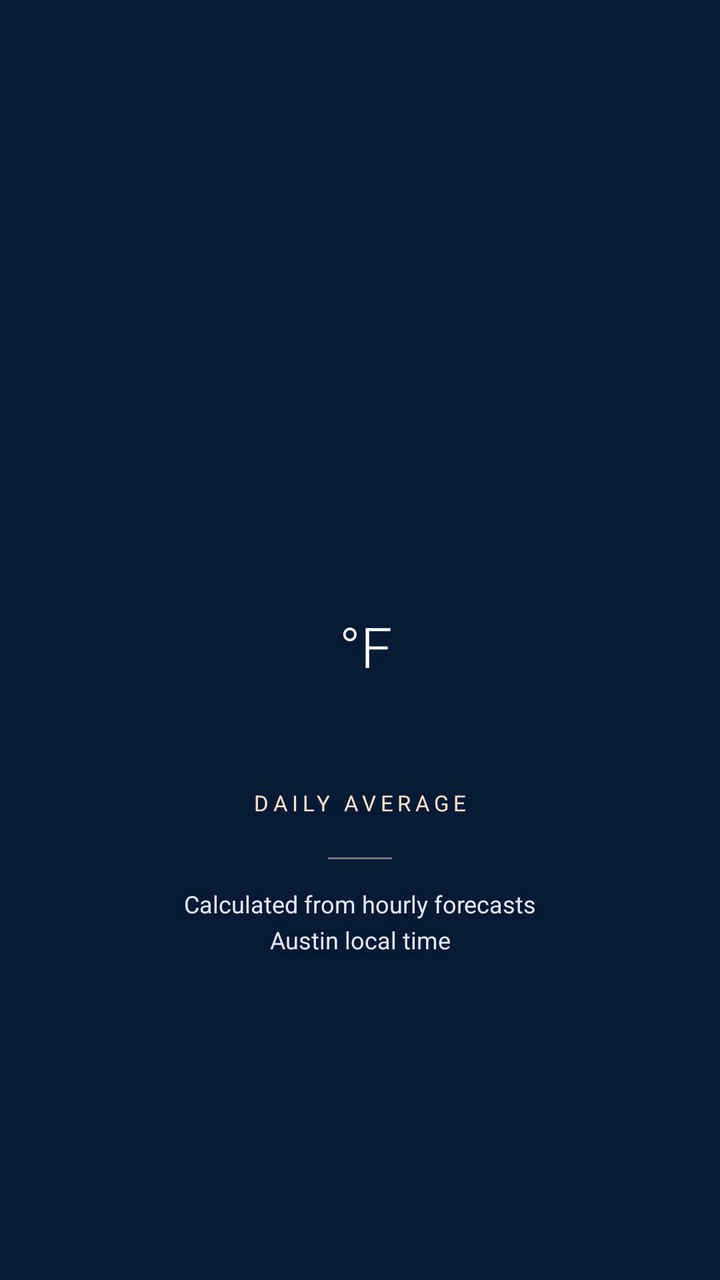
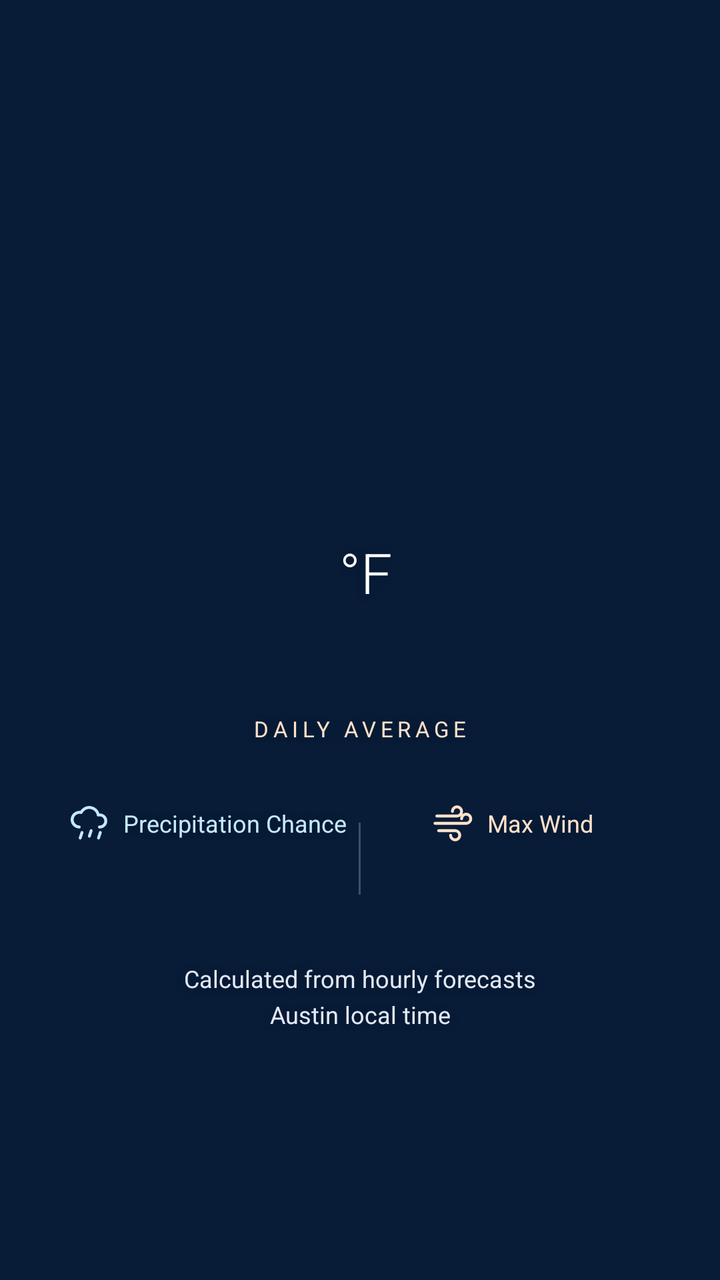

Compare the two renders of this Android layout. The source of the first and the diff that turns it into the second are given below.
<!-- AndroidManifest.xml: application theme Theme.WeatherOMeter -->
<!-- res/layout/item_daily_forecast.xml -->
<?xml version="1.0" encoding="utf-8"?>
<ScrollView xmlns:android="http://schemas.android.com/apk/res/android"
    android:layout_width="match_parent" android:layout_height="match_parent"
    android:background="@android:color/transparent"
    android:fillViewport="true" android:scrollbars="none" android:overScrollMode="never">
    <LinearLayout android:layout_width="match_parent" android:layout_height="wrap_content"
        android:orientation="vertical" android:gravity="center"
        android:padding="@dimen/forecast_page_padding">
        <TextView android:id="@+id/forecast_day" style="@style/ForecastText"
            android:layout_width="match_parent" android:layout_height="wrap_content"
            android:gravity="center" android:textSize="@dimen/forecast_day_size"
            android:fontFamily="sans-serif-light" />
        <TextView android:id="@+id/forecast_date" style="@style/ForecastText"
            android:layout_width="match_parent" android:layout_height="wrap_content"
            android:layout_marginTop="8dp" android:gravity="center"
            android:textColor="#E6E9F8" android:textSize="15sp" />
        <LinearLayout android:layout_width="match_parent" android:layout_height="wrap_content"
            android:layout_marginTop="@dimen/forecast_temperature_spacing"
            android:orientation="horizontal" android:gravity="center" android:baselineAligned="true">
            <TextView android:id="@+id/forecast_temperature" style="@style/ForecastText"
                android:layout_width="wrap_content" android:layout_height="wrap_content"
                android:textSize="@dimen/forecast_temperature_size" android:fontFamily="sans-serif-thin"
                android:includeFontPadding="false" android:letterSpacing="-0.06" />
            <TextView style="@style/ForecastText"
                android:layout_width="wrap_content" android:layout_height="wrap_content"
                android:layout_marginStart="6dp" android:text="@string/temperature_unit"
                android:textSize="28sp" android:fontFamily="sans-serif-light" />
        </LinearLayout>
        <TextView style="@style/ForecastText"
            android:layout_width="match_parent" android:layout_height="wrap_content"
            android:layout_marginTop="10dp" android:gravity="center"
            android:text="@string/average_label" android:textSize="11sp"
            android:letterSpacing="0.2" android:textColor="#FFE1CA" />
        <View android:layout_width="32dp" android:layout_height="1dp"
            android:layout_marginTop="20dp" android:background="#70FFE1CA"
            android:importantForAccessibility="no" />
        <TextView style="@style/ForecastText"
            android:layout_width="match_parent" android:layout_height="wrap_content"
            android:layout_marginTop="14dp" android:gravity="center"
            android:text="@string/forecast_note" android:textSize="12sp"
            android:lineSpacingExtra="4dp" android:textColor="#E3E8F5" />
    </LinearLayout>
</ScrollView>
<!-- resources referenced by this layout -->
<resources>
  <dimen name="forecast_day_size">36sp</dimen>
  <dimen name="forecast_page_padding">28dp</dimen>
  <dimen name="forecast_temperature_size">104sp</dimen>
  <dimen name="forecast_temperature_spacing">24dp</dimen>
  <string name="average_label">DAILY AVERAGE</string>
  <string name="forecast_note">Calculated from hourly forecasts\nAustin local time</string>
  <string name="temperature_unit">°F</string>
  <style name="ForecastText" parent="Widget.AppCompat.TextView">
          <item name="android:textColor">#FFFFFF</item>
          <item name="android:fontFamily">sans</item>
          <item name="android:shadowColor">#6607152C</item>
          <item name="android:shadowRadius">10</item>
          <item name="android:shadowDy">2</item>
      </style>
  <style name="Theme.WeatherOMeter" parent="Base.Theme.WeatherOMeter" />
  <style name="Base.Theme.WeatherOMeter" parent="Theme.Material3.DayNight.NoActionBar">
          <item name="android:windowBackground">#081C37</item>
          
          
      </style>
</resources>

<!-- the commit's change to res/layout/item_daily_forecast.xml (unified diff, before → after) -->
@@ -31,9 +31,7 @@
             android:layout_marginTop="10dp" android:gravity="center"
             android:text="@string/average_label" android:textSize="11sp"
             android:letterSpacing="0.2" android:textColor="#FFE1CA" />
-        <View android:layout_width="32dp" android:layout_height="1dp"
-            android:layout_marginTop="20dp" android:background="#70FFE1CA"
-            android:importantForAccessibility="no" />
+        <include layout="@layout/view_weather_metrics" />
         <TextView style="@style/ForecastText"
             android:layout_width="match_parent" android:layout_height="wrap_content"
             android:layout_marginTop="14dp" android:gravity="center"
@@ -41,3 +39,47 @@
             android:lineSpacingExtra="4dp" android:textColor="#E3E8F5" />
     </LinearLayout>
 </ScrollView>
+<!-- res/layout/view_weather_metrics.xml (included above) -->
+<?xml version="1.0" encoding="utf-8"?>
+<LinearLayout xmlns:android="http://schemas.android.com/apk/res/android"
+    android:layout_width="match_parent" android:layout_height="wrap_content"
+    android:layout_marginTop="20dp" android:orientation="horizontal"
+    android:layout_marginStart="@dimen/bonus_metrics_horizontal_margin"
+    android:layout_marginEnd="@dimen/bonus_metrics_horizontal_margin"
+    android:gravity="center" android:baselineAligned="false">
+    <LinearLayout android:layout_width="0dp" android:layout_height="wrap_content"
+        android:layout_weight="1" android:orientation="vertical" android:gravity="center"
+        android:paddingTop="4dp" android:paddingBottom="4dp">
+        <LinearLayout android:layout_width="wrap_content" android:layout_height="wrap_content"
+            android:orientation="horizontal" android:gravity="center_vertical" android:minHeight="32dp">
+            <ImageView android:layout_width="22dp" android:layout_height="22dp"
+                android:src="@drawable/ic_rain" android:importantForAccessibility="no" />
+            <TextView android:id="@+id/precipitation_label" style="@style/ForecastText" android:layout_width="wrap_content"
+                android:layout_height="wrap_content" android:layout_marginStart="6dp"
+                android:text="@string/precipitation_label" android:textSize="12sp" android:textColor="#C5E9FF"
+                android:maxLines="2" />
+        </LinearLayout>
+        <TextView android:id="@+id/forecast_precipitation_chance" style="@style/ForecastText"
+            android:layout_width="match_parent" android:layout_height="wrap_content"
+            android:layout_marginTop="6dp" android:gravity="center" android:textSize="22sp"
+            android:fontFamily="sans-serif-medium" />
+    </LinearLayout>
+    <View android:layout_width="1dp" android:layout_height="36dp"
+        android:background="#40DCE9F8" android:importantForAccessibility="no" />
+    <LinearLayout android:layout_width="0dp" android:layout_height="wrap_content"
+        android:layout_weight="1" android:orientation="vertical" android:gravity="center"
+        android:paddingTop="4dp" android:paddingBottom="4dp">
+        <LinearLayout android:layout_width="wrap_content" android:layout_height="wrap_content"
+            android:orientation="horizontal" android:gravity="center_vertical" android:minHeight="32dp">
+            <ImageView android:layout_width="22dp" android:layout_height="22dp"
+                android:src="@drawable/ic_wind" android:importantForAccessibility="no" />
+            <TextView android:id="@+id/wind_label" style="@style/ForecastText" android:layout_width="wrap_content"
+                android:layout_height="wrap_content" android:layout_marginStart="6dp"
+                android:text="@string/wind_label" android:textSize="12sp" android:textColor="#FFE1CA" />
+        </LinearLayout>
+        <TextView android:id="@+id/forecast_wind" style="@style/ForecastText"
+            android:layout_width="match_parent" android:layout_height="wrap_content"
+            android:layout_marginTop="6dp" android:gravity="center" android:textSize="22sp"
+            android:fontFamily="sans-serif-medium" />
+    </LinearLayout>
+</LinearLayout>
<!-- resource entries referenced after the edit -->
@@ -1,12 +1,29 @@
 <!-- resources referenced by this layout -->
 <resources>
+  <dimen name="bonus_metrics_horizontal_margin">0dp</dimen>
   <dimen name="forecast_day_size">36sp</dimen>
   <dimen name="forecast_page_padding">28dp</dimen>
   <dimen name="forecast_temperature_size">104sp</dimen>
   <dimen name="forecast_temperature_spacing">24dp</dimen>
+  <!-- drawable ic_rain (drawable) -->
+  <vector xmlns:android="http://schemas.android.com/apk/res/android"
+      android:width="24dp" android:height="24dp" android:viewportWidth="24" android:viewportHeight="24">
+      <path android:fillColor="@android:color/transparent" android:strokeColor="#C5E9FF"
+          android:strokeWidth="1.6" android:strokeLineCap="round" android:strokeLineJoin="round"
+          android:pathData="M6.5,14a4,4 0,1 1,1 -7.9a5,5 0,0 1,9.4 1.4a3.3,3.3 0,1 1,0.6 6.5 M8,17l-1,3 M13,16l-1,3 M18,17l-1,3" />
+  </vector>
+  <!-- drawable ic_wind (drawable) -->
+  <vector xmlns:android="http://schemas.android.com/apk/res/android"
+      android:width="24dp" android:height="24dp" android:viewportWidth="24" android:viewportHeight="24">
+      <path android:fillColor="@android:color/transparent" android:strokeColor="#FFE1CA"
+          android:strokeWidth="1.6" android:strokeLineCap="round" android:strokeLineJoin="round"
+          android:pathData="M3,8h11a2.5,2.5 0,1 0,-2.5 -2.5 M2,12h17a2.5,2.5 0,1 0,-2.5 -2.5 M4,16h9a2.5,2.5 0,1 1,-2.5 2.5" />
+  </vector>
   <string name="average_label">DAILY AVERAGE</string>
   <string name="forecast_note">Calculated from hourly forecasts\nAustin local time</string>
+  <string name="precipitation_label">Precipitation Chance</string>
   <string name="temperature_unit">°F</string>
+  <string name="wind_label">Max Wind</string>
   <style name="ForecastText" parent="Widget.AppCompat.TextView">
           <item name="android:textColor">#FFFFFF</item>
           <item name="android:fontFamily">sans</item>
